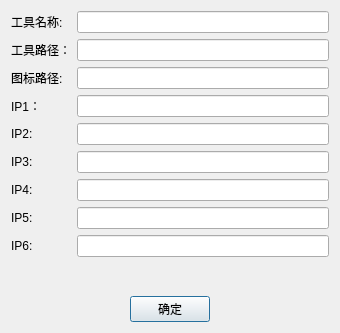
First picture: the form in digitalIntegration/AddToolInfoDialog.ui, repository jiaqingguo/DI, before the edit.
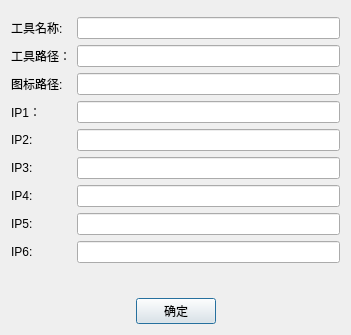
Second picture: the form after the edit.

Diff of the .ui file:
```diff
--- a/digitalIntegration/AddToolInfoDialog.ui
+++ b/digitalIntegration/AddToolInfoDialog.ui
@@ -6,8 +6,8 @@
    <rect>
     <x>0</x>
     <y>0</y>
-    <width>340</width>
-    <height>333</height>
+    <width>351</width>
+    <height>335</height>
    </rect>
   </property>
   <property name="windowTitle">
@@ -15,96 +15,103 @@
   </property>
   <layout class="QVBoxLayout" name="verticalLayout">
    <item>
-    <layout class="QFormLayout" name="formLayout">
-     <item row="0" column="0">
+    <layout class="QVBoxLayout" name="verticalLayout_3">
+     <item>
+      <layout class="QFormLayout" name="formLayout_2">
+       <item row="1" column="0">
       <widget class="QLabel" name="label_2">
        <property name="text">
         <string>工具名称:</string>
        </property>
       </widget>
      </item>
-     <item row="0" column="1">
+       <item row="1" column="1">
       <widget class="QLineEdit" name="lineEditToolName"/>
      </item>
      <item row="2" column="0">
+        <widget class="QLabel" name="label">
+         <property name="text">
+          <string>工具路径：</string>
+         </property>
+        </widget>
+       </item>
+       <item row="2" column="1">
+        <widget class="QLineEdit" name="lineEditToolPath"/>
+       </item>
+       <item row="3" column="0">
       <widget class="QLabel" name="label_4">
        <property name="text">
         <string>图标路径:</string>
        </property>
       </widget>
      </item>
-     <item row="2" column="1">
+       <item row="3" column="1">
       <widget class="QLineEdit" name="lineEditIconPath"/>
      </item>
-     <item row="3" column="0">
+       <item row="4" column="0">
       <widget class="QLabel" name="labelIP1">
        <property name="text">
         <string>IP1：</string>
        </property>
       </widget>
      </item>
-     <item row="3" column="1">
+       <item row="4" column="1">
       <widget class="QLineEdit" name="lineEditIP1"/>
      </item>
-     <item row="4" column="0">
+       <item row="5" column="0">
       <widget class="QLabel" name="labelIP2">
        <property name="text">
         <string>IP2:</string>
        </property>
       </widget>
      </item>
-     <item row="5" column="0">
+       <item row="5" column="1">
+        <widget class="QLineEdit" name="lineEditIP2"/>
+       </item>
+       <item row="6" column="0">
       <widget class="QLabel" name="labelIP3">
        <property name="text">
         <string>IP3:</string>
        </property>
       </widget>
      </item>
-     <item row="6" column="0">
+       <item row="6" column="1">
+        <widget class="QLineEdit" name="lineEditIP3"/>
+       </item>
+       <item row="7" column="0">
       <widget class="QLabel" name="labelIP4">
        <property name="text">
         <string>IP4:</string>
        </property>
       </widget>
      </item>
-     <item row="7" column="0">
+       <item row="7" column="1">
+        <widget class="QLineEdit" name="lineEditIP4"/>
+       </item>
+       <item row="8" column="0">
       <widget class="QLabel" name="labelIP5">
        <property name="text">
         <string>IP5:</string>
        </property>
       </widget>
      </item>
-     <item row="8" column="0">
+       <item row="8" column="1">
+        <widget class="QLineEdit" name="lineEditIP5"/>
+       </item>
+       <item row="9" column="0">
       <widget class="QLabel" name="labelIP6">
        <property name="text">
         <string>IP6:</string>
        </property>
       </widget>
      </item>
-     <item row="4" column="1">
-      <widget class="QLineEdit" name="lineEditIP2"/>
-     </item>
-     <item row="5" column="1">
-      <widget class="QLineEdit" name="lineEditIP3"/>
-     </item>
-     <item row="6" column="1">
-      <widget class="QLineEdit" name="lineEditIP4"/>
-     </item>
-     <item row="7" column="1">
-      <widget class="QLineEdit" name="lineEditIP5"/>
-     </item>
-     <item row="8" column="1">
+       <item row="9" column="1">
       <widget class="QLineEdit" name="lineEditIP6"/>
      </item>
-     <item row="1" column="0">
-      <widget class="QLabel" name="label">
-       <property name="text">
-        <string>工具路径：</string>
-       </property>
-      </widget>
-     </item>
-     <item row="1" column="1">
-      <widget class="QLineEdit" name="lineEditToolPath"/>
+       <item row="0" column="0">
+        <layout class="QHBoxLayout" name="horizontalLayout_2"/>
+       </item>
+      </layout>
      </item>
     </layout>
    </item>
```
Lines whose indentation alone changed are shown as unchanged.
